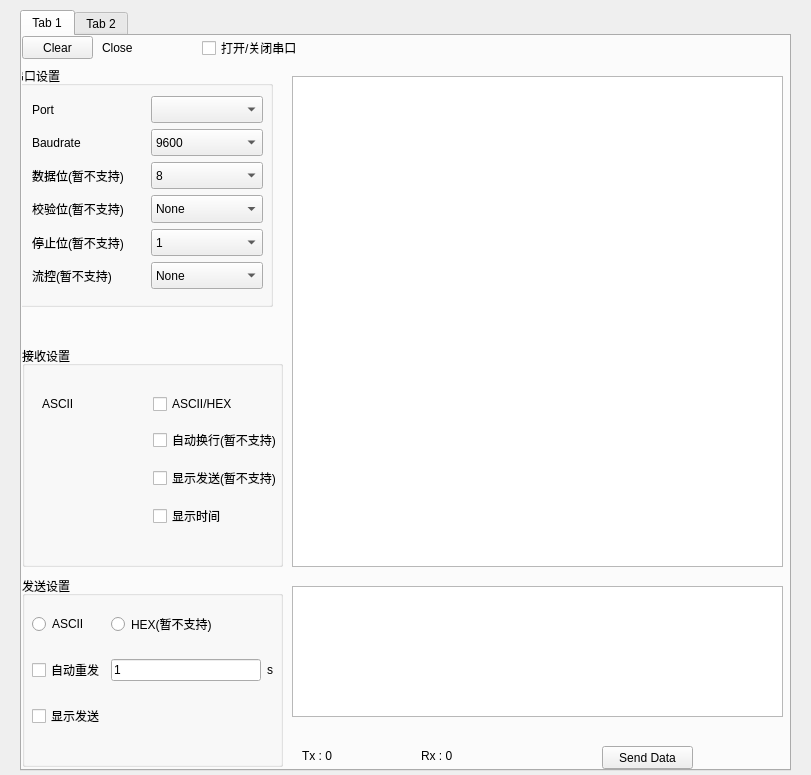
First picture: the form in SerialPort.ui, repository Shy1011/Python_Serial, before the edit.
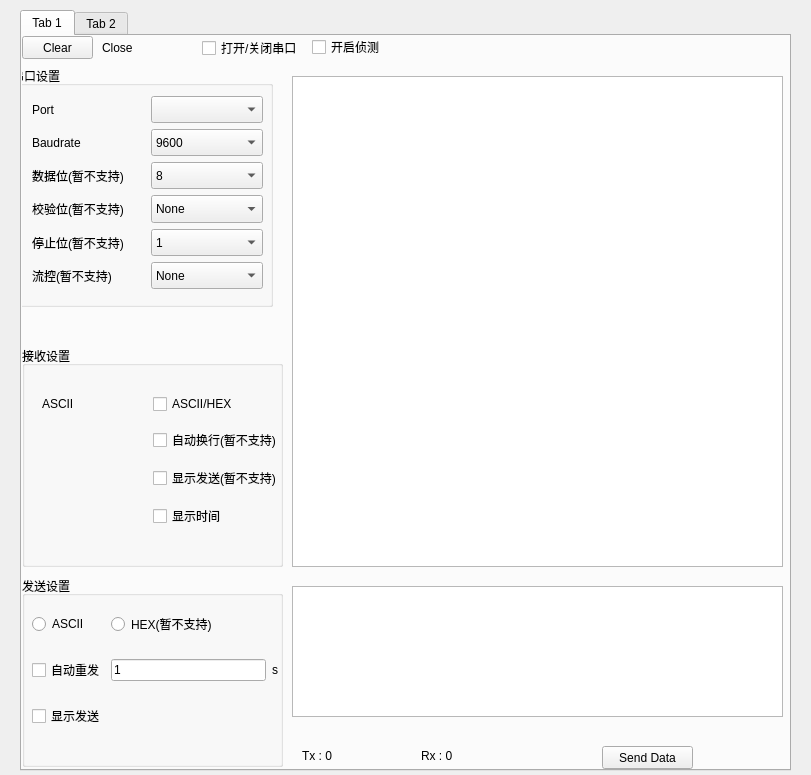
Second picture: the form after the edit.

```diff
--- a/SerialPort.ui
+++ b/SerialPort.ui
@@ -490,7 +490,7 @@
        <rect>
         <x>10</x>
         <y>20</y>
-        <width>241</width>
+        <width>246</width>
         <height>151</height>
        </rect>
       </property>
@@ -652,6 +652,19 @@
       <string>Send Data</string>
      </property>
     </widget>
+    <widget class="QCheckBox" name="checkBox_6">
+     <property name="geometry">
+      <rect>
+       <x>290</x>
+       <y>0</y>
+       <width>141</width>
+       <height>22</height>
+      </rect>
+     </property>
+     <property name="text">
+      <string>开启侦测</string>
+     </property>
+    </widget>
    </widget>
    <widget class="QWidget" name="tab_2">
     <attribute name="title">
```
